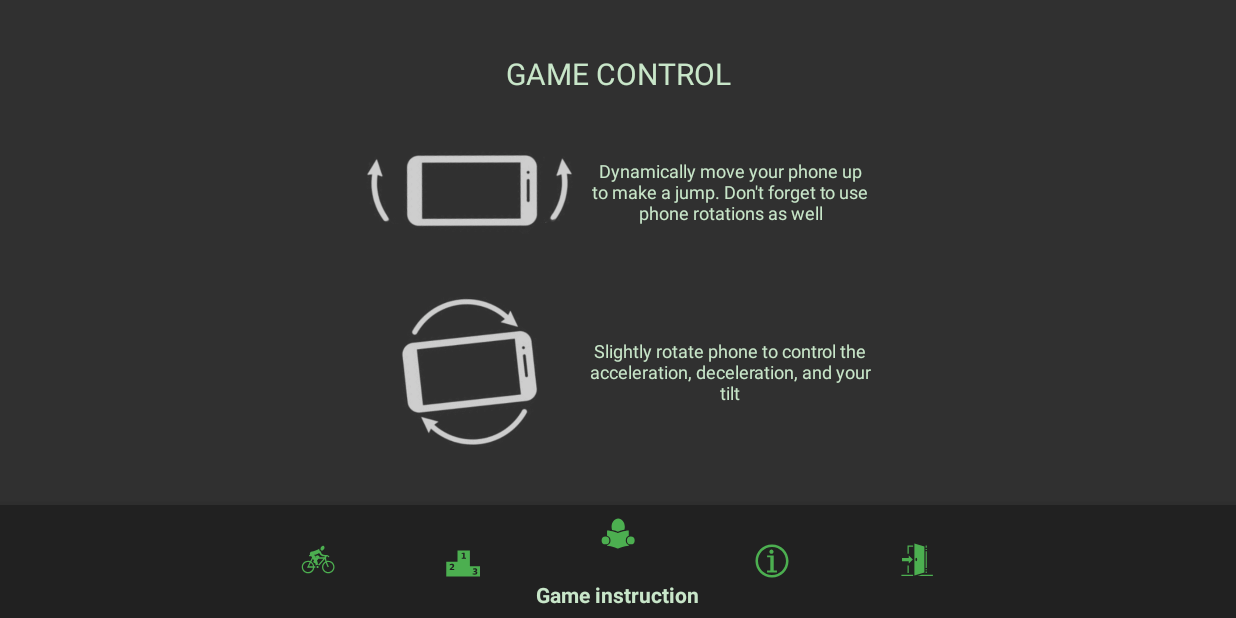
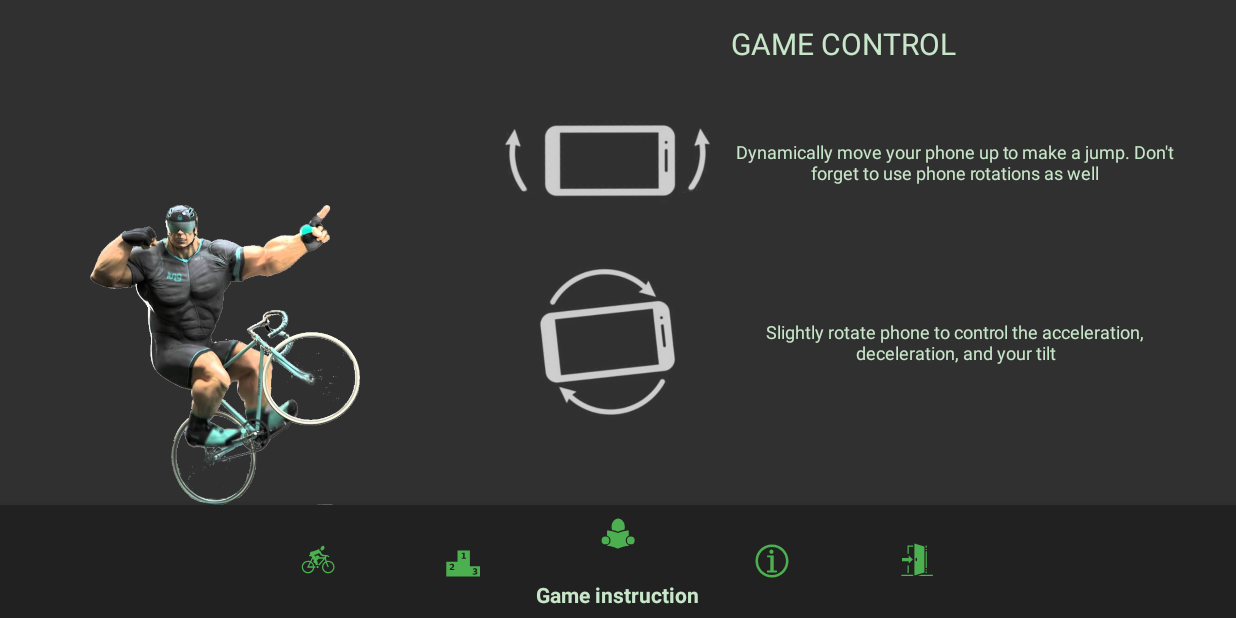
Before and after one commit to Ukasz09/Sick-trucker-android-game, an Android app: the screen it shows after launch (MenuStart), item 3 of the bottom bar chosen, on a phone screen of 824 x 412 dp (held sideways). Run offline under Robolectric (Android 15) with nearby library versions, the phone set to English and light mode, and no system bars; network calls fail.

Commit message:
Improve instruction fragment

```diff
--- a/app/src/main/res/layout/fragment_instruction.xml
+++ b/app/src/main/res/layout/fragment_instruction.xml
@@ -1,17 +1,30 @@
 <?xml version="1.0" encoding="utf-8"?>
 <FrameLayout xmlns:android="http://schemas.android.com/apk/res/android"
+    xmlns:app="http://schemas.android.com/apk/res-auto"
     xmlns:tools="http://schemas.android.com/tools"
     android:layout_width="match_parent"
     android:layout_height="match_parent"
     tools:context=".InstructionFragment">
 
+    <LinearLayout
+        android:layout_width="match_parent"
+        android:layout_height="match_parent"
+        android:layout_gravity="center_horizontal"
+        android:orientation="horizontal"
+        >
+        <ImageView
+            android:id="@+id/side_image"
+            android:layout_width="300dp"
+            android:layout_height="200dp"
+            android:layout_gravity="bottom"
+            android:src="@drawable/instruction_side_image" />
 
         <LinearLayout
-        android:layout_width="348dp"
+            android:layout_width="match_parent"
             android:layout_height="match_parent"
-        android:layout_gravity="center"
+            android:layout_gravity="end"
             android:orientation="vertical"
-        android:paddingVertical="20dp">
+            android:paddingHorizontal="30dp">
 
             <TextView
                 android:id="@+id/gameControlHeader"
@@ -72,4 +85,7 @@
                     android:textSize="12sp" />
             </LinearLayout>
         </LinearLayout>
+    </LinearLayout>
+
+
 </FrameLayout>
--- a/app/src/main/res/layout/ranking_list_view_row.xml
+++ b/app/src/main/res/layout/ranking_list_view_row.xml
@@ -47,9 +47,9 @@
             <TextView
                 android:id="@+id/travelledText"
                 android:layout_width="125dp"
-                android:layout_height="wrap_content"
-                android:background="@color/colorTextDark"
-                android:textAlignment="textEnd"
+                android:layout_height="match_parent"
+                android:layout_gravity="right"
+                android:gravity="center_vertical"
                 android:paddingRight="50dp"
                 android:text="travelled meters placeholder"
                 android:textColor="@color/colorPrimary"
```
Also changed, not shown: app/src/main/res/drawable/instruction_side_image.png (added). Lines whose indentation alone changed are shown as unchanged.
